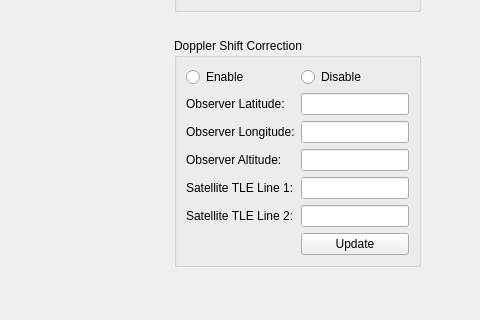
First picture: the form in FOSSAGSCP/mainwindow.ui, repository FOSSASystems/FOSSA-GroundStationControlPanel, before the edit; both pictures show x 140 to 620 and y 430 to 750 of the 875 by 833 pixel window.
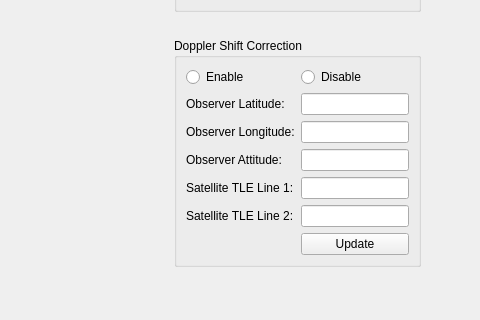
Second picture: the form after the edit. The open tabs and pages were chosen to show the change.

```diff
--- a/FOSSAGSCP/mainwindow.ui
+++ b/FOSSAGSCP/mainwindow.ui
@@ -2531,7 +2531,7 @@
                <item row="3" column="0">
                 <widget class="QLabel" name="label_81">
                  <property name="text">
-                  <string>Observer Altitude:</string>
+                  <string>Observer Attitude:</string>
                  </property>
                 </widget>
                </item>
```
Left out of the diff: 2 changed lines with no effect on the pictures.
